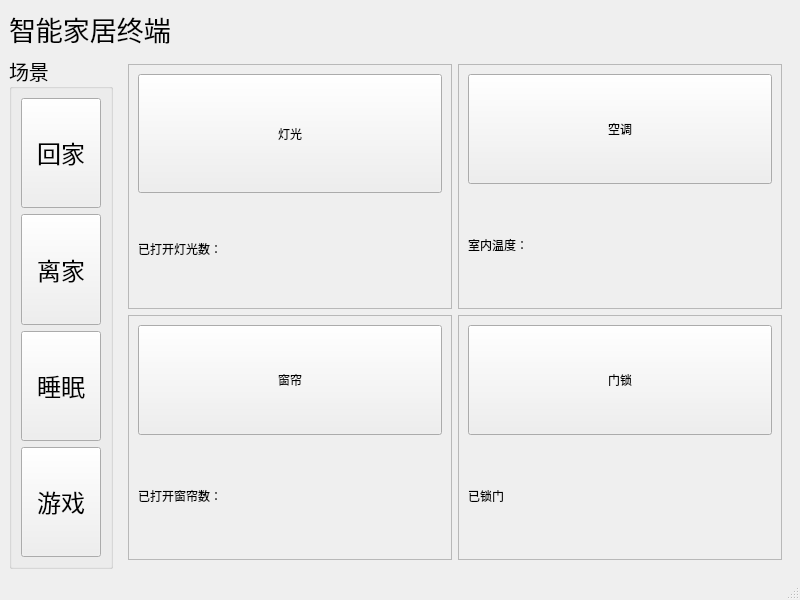
This is mainwindow.ui in DaisyCoding/QtLab-finalwork as Qt 5 draws it before an edit. The edited form follows.
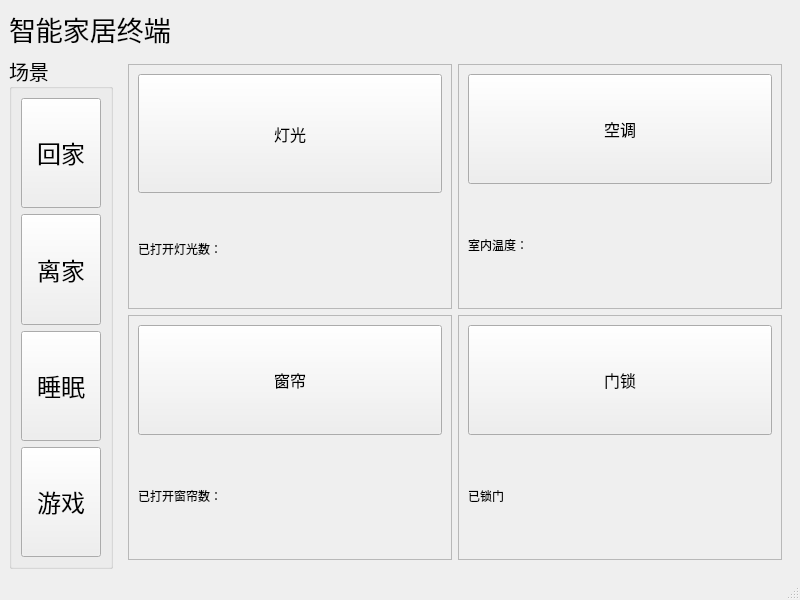
This is the edited form. The open tabs and pages were chosen to show the change.

The edit to the form file:
```diff
--- a/mainwindow.ui
+++ b/mainwindow.ui
@@ -145,6 +145,11 @@
                  <verstretch>0</verstretch>
                 </sizepolicy>
                </property>
+               <property name="font">
+                <font>
+                 <pointsize>12</pointsize>
+                </font>
+               </property>
                <property name="text">
                 <string>灯光</string>
                </property>
@@ -189,6 +194,11 @@
                  <verstretch>0</verstretch>
                 </sizepolicy>
                </property>
+               <property name="font">
+                <font>
+                 <pointsize>12</pointsize>
+                </font>
+               </property>
                <property name="text">
                 <string>空调</string>
                </property>
@@ -221,6 +231,11 @@
                  <verstretch>0</verstretch>
                 </sizepolicy>
                </property>
+               <property name="font">
+                <font>
+                 <pointsize>12</pointsize>
+                </font>
+               </property>
                <property name="text">
                 <string>窗帘</string>
                </property>
@@ -253,6 +268,11 @@
                  <verstretch>0</verstretch>
                 </sizepolicy>
                </property>
+               <property name="font">
+                <font>
+                 <pointsize>12</pointsize>
+                </font>
+               </property>
                <property name="text">
                 <string>门锁</string>
                </property>
```
Left out of the diff: 2 changed lines with no effect on the pictures.
